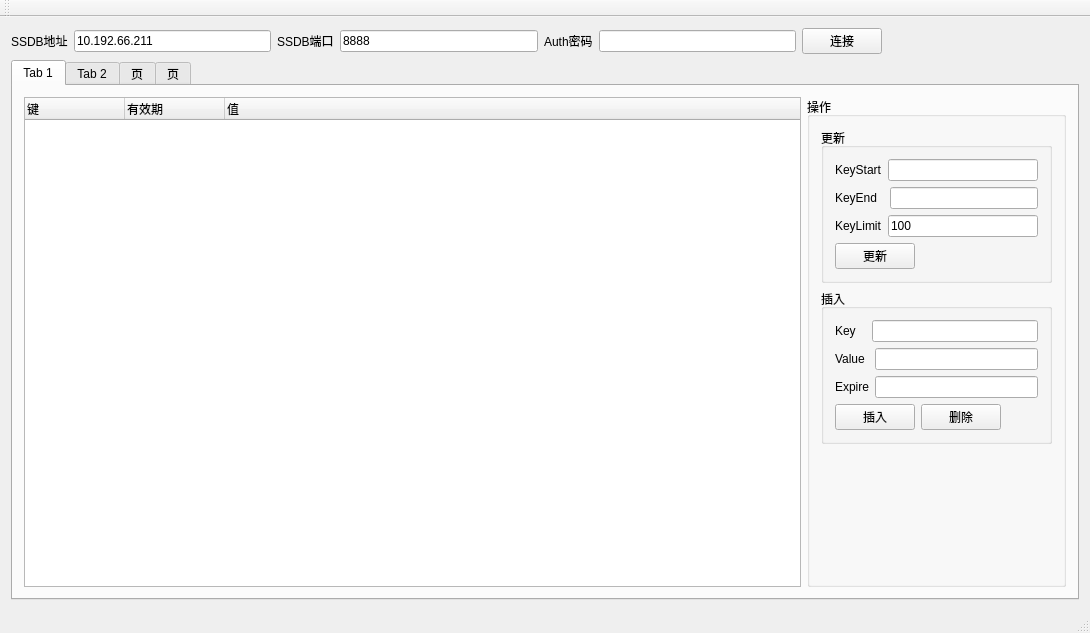
huxiaofengaaa/SSDBAdmin, file MainWindow.ui: the form before one commit.
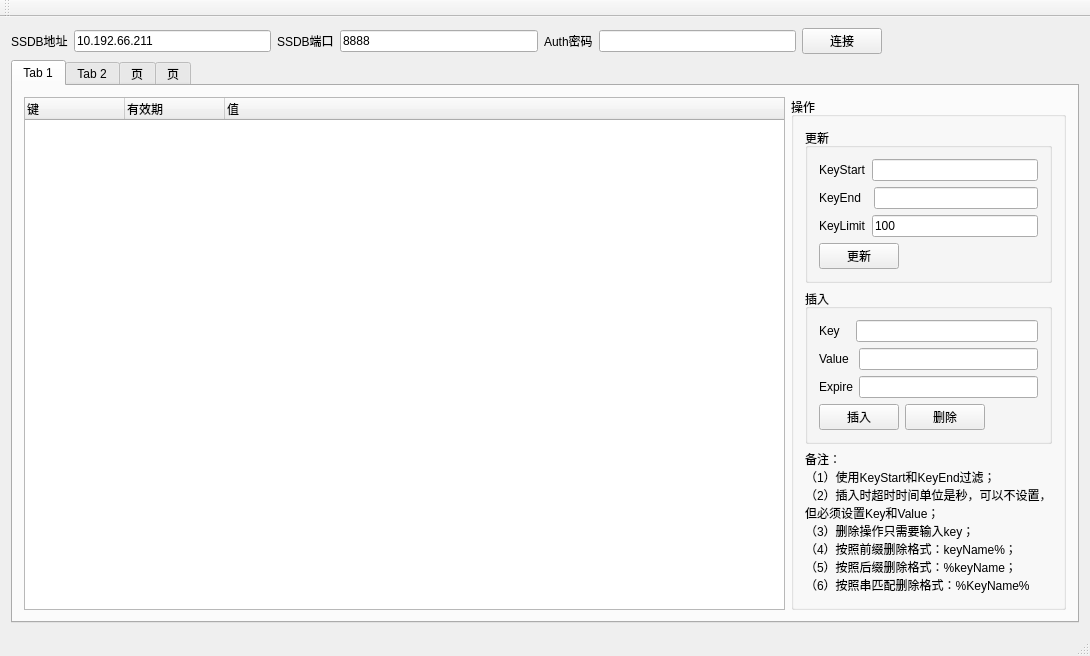
The form after the commit.

Commit message: 将操作任务放入单独线程执行，界面槽函数只是做任务增加操作；

```diff
--- a/MainWindow.ui
+++ b/MainWindow.ui
@@ -120,6 +120,19 @@
              <string>操作</string>
             </property>
             <layout class="QGridLayout" name="gridLayout_5">
+             <item row="3" column="0">
+              <spacer name="verticalSpacer">
+               <property name="orientation">
+                <enum>Qt::Vertical</enum>
+               </property>
+               <property name="sizeHint" stdset="0">
+                <size>
+                 <width>20</width>
+                 <height>56</height>
+                </size>
+               </property>
+              </spacer>
+             </item>
              <item row="0" column="0">
               <widget class="QGroupBox" name="groupBox_2">
                <property name="title">
@@ -290,17 +303,18 @@
               </widget>
              </item>
              <item row="2" column="0">
-              <spacer name="verticalSpacer">
-               <property name="orientation">
-                <enum>Qt::Vertical</enum>
+              <widget class="QLabel" name="label_10">
+               <property name="text">
+                <string>备注：
+（1）使用KeyStart和KeyEnd过滤；
+（2）插入时超时时间单位是秒，可以不设置，
+但必须设置Key和Value；
+（3）删除操作只需要输入key；
+（4）按照前缀删除格式：keyName%；
+（5）按照后缀删除格式：%keyName；
+（6）按照串匹配删除格式：%KeyName%</string>
                </property>
-               <property name="sizeHint" stdset="0">
-                <size>
-                 <width>20</width>
-                 <height>56</height>
-                </size>
-               </property>
-              </spacer>
+              </widget>
              </item>
             </layout>
            </widget>
```
The commit also changes 8 other files.
